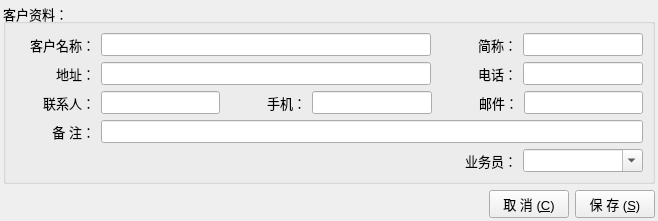
This is ui/FormCustomer.ui in archsh/quickexcel as Qt 5 draws it before an edit. The edited form follows.
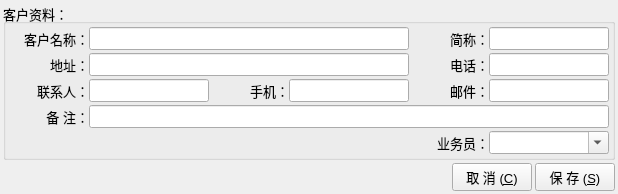
This is the edited form.

Diff of the .ui file:
```diff
--- a/ui/FormCustomer.ui
+++ b/ui/FormCustomer.ui
@@ -6,8 +6,8 @@
    <rect>
     <x>0</x>
     <y>0</y>
-    <width>658</width>
-    <height>218</height>
+    <width>616</width>
+    <height>191</height>
    </rect>
   </property>
   <property name="font">
@@ -19,6 +19,9 @@
    <string>FormCustomer</string>
   </property>
   <layout class="QVBoxLayout" name="verticalLayout_2">
+   <property name="spacing">
+    <number>3</number>
+   </property>
    <property name="margin">
     <number>3</number>
    </property>
@@ -28,8 +31,17 @@
       <string>客户资料：</string>
      </property>
      <layout class="QVBoxLayout" name="verticalLayout">
+      <property name="spacing">
+       <number>3</number>
+      </property>
+      <property name="margin">
+       <number>3</number>
+      </property>
       <item>
        <layout class="QHBoxLayout" name="horizontalLayout_2">
+        <property name="spacing">
+         <number>0</number>
+        </property>
         <item>
          <widget class="QLabel" name="label_9">
           <property name="minimumSize">
@@ -50,10 +62,16 @@
          <widget class="QLineEdit" name="lineEdit_Name">
           <property name="minimumSize">
            <size>
-            <width>120</width>
+            <width>320</width>
             <height>0</height>
            </size>
           </property>
+          <property name="maximumSize">
+           <size>
+            <width>320</width>
+            <height>16777215</height>
+           </size>
+          </property>
          </widget>
         </item>
         <item>
@@ -74,6 +92,12 @@
         </item>
         <item>
          <widget class="QLineEdit" name="lineEdit_Short_name">
+          <property name="minimumSize">
+           <size>
+            <width>120</width>
+            <height>0</height>
+           </size>
+          </property>
           <property name="maximumSize">
            <size>
             <width>120</width>
@@ -86,6 +110,9 @@
       </item>
       <item>
        <layout class="QHBoxLayout" name="horizontalLayout_5">
+        <property name="spacing">
+         <number>0</number>
+        </property>
         <item>
          <widget class="QLabel" name="label_8">
           <property name="minimumSize">
@@ -103,7 +130,20 @@
          </widget>
         </item>
         <item>
-         <widget class="QLineEdit" name="lineEdit_Address"/>
+         <widget class="QLineEdit" name="lineEdit_Address">
+          <property name="minimumSize">
+           <size>
+            <width>320</width>
+            <height>0</height>
+           </size>
+          </property>
+          <property name="maximumSize">
+           <size>
+            <width>320</width>
+            <height>16777215</height>
+           </size>
+          </property>
+         </widget>
         </item>
         <item>
          <widget class="QLabel" name="label_12">
@@ -123,6 +163,12 @@
         </item>
         <item>
          <widget class="QLineEdit" name="lineEdit_Telephone">
+          <property name="minimumSize">
+           <size>
+            <width>120</width>
+            <height>0</height>
+           </size>
+          </property>
           <property name="maximumSize">
            <size>
             <width>120</width>
@@ -135,6 +181,9 @@
       </item>
       <item>
        <layout class="QHBoxLayout" name="horizontalLayout_3">
+        <property name="spacing">
+         <number>0</number>
+        </property>
         <item>
          <widget class="QLabel" name="label_7">
           <property name="minimumSize">
@@ -152,7 +201,20 @@
          </widget>
         </item>
         <item>
-         <widget class="QLineEdit" name="lineEdit_Contact"/>
+         <widget class="QLineEdit" name="lineEdit_Contact">
+          <property name="minimumSize">
+           <size>
+            <width>120</width>
+            <height>0</height>
+           </size>
+          </property>
+          <property name="maximumSize">
+           <size>
+            <width>120</width>
+            <height>16777215</height>
+           </size>
+          </property>
+         </widget>
         </item>
         <item>
          <widget class="QLabel" name="label_6">
@@ -162,6 +224,12 @@
             <height>0</height>
            </size>
           </property>
+          <property name="maximumSize">
+           <size>
+            <width>80</width>
+            <height>16777215</height>
+           </size>
+          </property>
           <property name="text">
            <string>手机：</string>
           </property>
@@ -171,7 +239,20 @@
          </widget>
         </item>
         <item>
-         <widget class="QLineEdit" name="lineEdit_Cellphone"/>
+         <widget class="QLineEdit" name="lineEdit_Cellphone">
+          <property name="minimumSize">
+           <size>
+            <width>120</width>
+            <height>0</height>
+           </size>
+          </property>
+          <property name="maximumSize">
+           <size>
+            <width>120</width>
+            <height>16777215</height>
+           </size>
+          </property>
+         </widget>
         </item>
         <item>
          <widget class="QLabel" name="label_2">
@@ -191,10 +272,16 @@
         </item>
         <item>
          <widget class="QLineEdit" name="lineEdit_Email">
+          <property name="minimumSize">
+           <size>
+            <width>120</width>
+            <height>0</height>
+           </size>
+          </property>
           <property name="maximumSize">
            <size>
-            <width>16777215</width>
-            <height>120</height>
+            <width>120</width>
+            <height>16777215</height>
            </size>
           </property>
          </widget>
@@ -203,6 +290,9 @@
       </item>
       <item>
        <layout class="QHBoxLayout" name="horizontalLayout_8" stretch="0,0">
+        <property name="spacing">
+         <number>0</number>
+        </property>
         <item>
          <widget class="QLabel" name="label_5">
           <property name="minimumSize">
@@ -226,6 +316,9 @@
       </item>
       <item>
        <layout class="QHBoxLayout" name="horizontalLayout" stretch="1,0,0">
+        <property name="spacing">
+         <number>0</number>
+        </property>
         <item>
          <widget class="QLabel" name="label">
           <property name="text">
```
